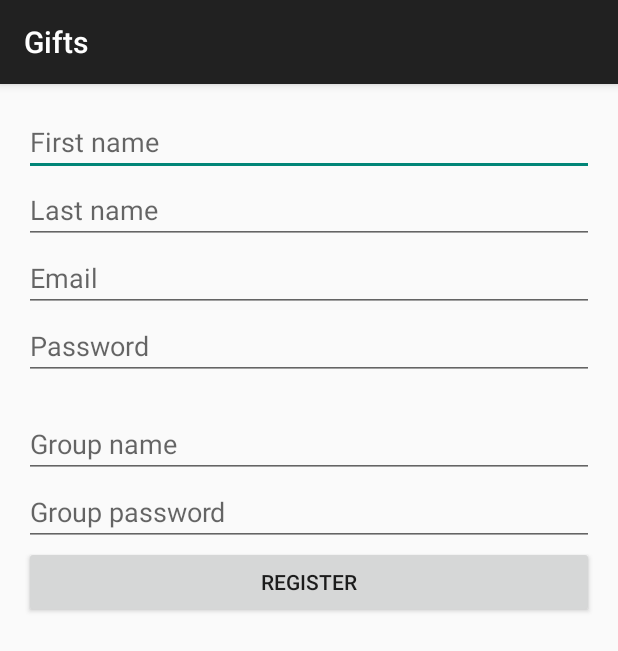
After one commit to geidnert/gifts, an Android app: the RegisterActivity screen opened directly, with no data from a screen before it, on a phone screen of 412 x 824 dp. The commit adds this screen. Shown: the top 651 px of the screen. Run offline under Robolectric (Android 15) with nearby library versions, the phone set to English and light mode, and no system bars.

Commit message:
Started on register user

```diff
--- a/app/src/main/java/com/solidparts/gifts/dao/OnlineUserDAO.java
+++ b/app/src/main/java/com/solidparts/gifts/dao/OnlineUserDAO.java
@@ -134,6 +134,7 @@ public class OnlineUserDAO implements IUserDAO {
     public void addUser(UserDTO userDTO, int sync) throws IOException, JSONException {
         ArrayList<NameValuePair> nameValuePairs = new ArrayList<NameValuePair>();
         nameValuePairs.add(new BasicNameValuePair("email", userDTO.getEmail()));
+        nameValuePairs.add(new BasicNameValuePair("password", userDTO.getPassword()));
         nameValuePairs.add(new BasicNameValuePair("firstname", userDTO.getFirstname()));
         nameValuePairs.add(new BasicNameValuePair("lastname", userDTO.getLastname() + ""));
         nameValuePairs.add(new BasicNameValuePair("group", userDTO.getGroup()));
--- a/app/src/main/res/layout/activity_login.xml
+++ b/app/src/main/res/layout/activity_login.xml
@@ -17,7 +17,7 @@
         <LinearLayout android:id="@+id/email_login_form" android:layout_width="match_parent"
             android:layout_height="wrap_content" android:orientation="vertical">
 
-            <AutoCompleteTextView android:id="@+id/email" android:layout_width="match_parent"
+            <AutoCompleteTextView android:id="@+id/password" android:layout_width="match_parent"
                 android:layout_height="wrap_content" android:hint="@string/prompt_email"
                 android:inputType="textEmailAddress" android:maxLines="1"
                 android:singleLine="true" />
--- /dev/null
+++ b/app/src/main/res/layout/activity_register.xml
@@ -0,0 +1,76 @@
+<?xml version="1.0" encoding="utf-8"?>
+<RelativeLayout xmlns:android="http://schemas.android.com/apk/res/android"
+    xmlns:tools="http://schemas.android.com/tools"
+    android:layout_width="match_parent"
+    android:layout_height="match_parent"
+    android:paddingBottom="@dimen/activity_vertical_margin"
+    android:paddingLeft="@dimen/activity_horizontal_margin"
+    android:paddingRight="@dimen/activity_horizontal_margin"
+    android:paddingTop="@dimen/activity_vertical_margin"
+    tools:context="com.solidparts.gifts.RegisterActivity">
+
+    <EditText
+        android:layout_width="fill_parent"
+        android:layout_height="wrap_content"
+        android:id="@+id/firstName"
+        android:layout_alignParentTop="true"
+        android:layout_alignParentLeft="true"
+        android:layout_alignParentStart="true"
+        android:hint="First name" />
+
+    <EditText
+        android:layout_width="fill_parent"
+        android:layout_height="wrap_content"
+        android:id="@+id/lastName"
+        android:layout_below="@+id/firstName"
+        android:layout_alignParentLeft="true"
+        android:layout_alignParentStart="true"
+        android:hint="Last name" />
+
+    <EditText
+        android:layout_width="fill_parent"
+        android:layout_height="wrap_content"
+        android:id="@+id/email"
+        android:layout_below="@+id/lastName"
+        android:layout_alignParentLeft="true"
+        android:layout_alignParentStart="true"
+        android:hint="Email" />
+
+    <EditText
+        android:layout_width="fill_parent"
+        android:layout_height="wrap_content"
+        android:id="@+id/groupName"
+        android:hint="Group name"
+        android:layout_below="@+id/password"
+        android:layout_alignParentLeft="true"
+        android:layout_alignParentStart="true"
+        android:layout_marginTop="20dp" />
+
+    <EditText
+        android:layout_width="fill_parent"
+        android:layout_height="wrap_content"
+        android:id="@+id/groupPassord"
+        android:hint="Group password"
+        android:layout_below="@+id/groupName"
+        android:layout_alignParentLeft="true"
+        android:layout_alignParentStart="true" />
+
+    <EditText
+        android:layout_width="fill_parent"
+        android:layout_height="wrap_content"
+        android:id="@+id/password"
+        android:layout_below="@+id/email"
+        android:layout_alignParentLeft="true"
+        android:layout_alignParentStart="true"
+        android:hint="Password" />
+
+    <Button
+        android:layout_width="fill_parent"
+        android:layout_height="wrap_content"
+        android:text="Register"
+        android:id="@+id/button"
+        android:layout_below="@+id/groupPassord"
+        android:layout_alignParentLeft="true"
+        android:layout_alignParentStart="true"
+        android:onClick="onRegister" />
+</RelativeLayout>
```
Also changed, not shown: app/src/main/AndroidManifest.xml (+10 -11 lines), app/src/main/java/com/solidparts/gifts/LoginActivity.java (+12 -7 lines), app/src/main/java/com/solidparts/gifts/RegisterActivity.java (added, +110 -0 lines), app/src/main/java/com/solidparts/gifts/dto/UserDTO.java (+10 -0 lines).
